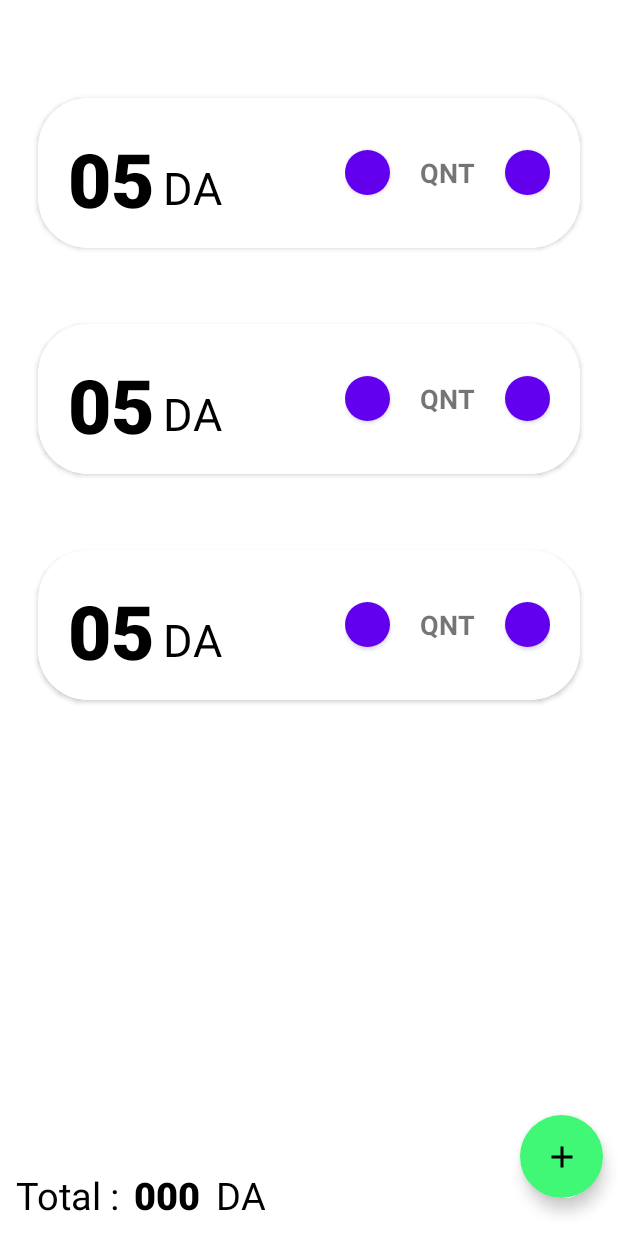
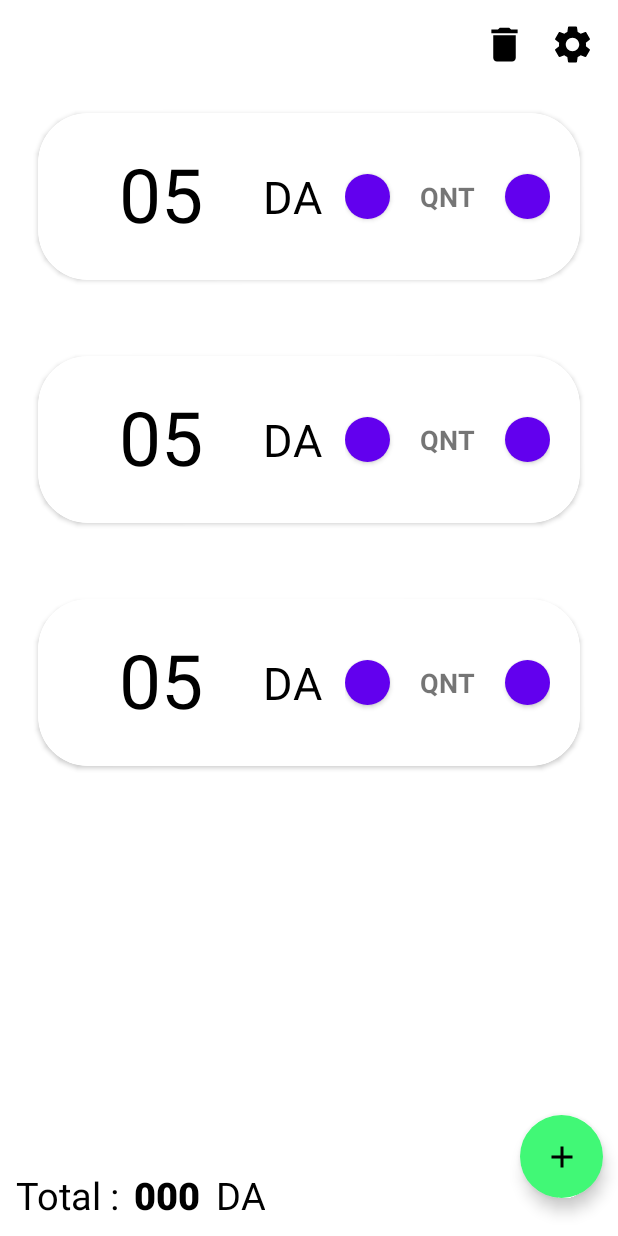
Before and after one commit to B-ii-T/bit-cash, an Android app: the layout activity_main.xml on its own in the app's theme, with its tools: preview values and no code run, on a phone screen of 412 x 824 dp. Run offline under Robolectric (Android 15) with nearby library versions, the light colour scheme and no system bars.

Commit message:
database commit - delete all implemented

```diff
--- a/app/src/main/java/com/example/bitcash/MainActivity.java
+++ b/app/src/main/java/com/example/bitcash/MainActivity.java
@@ -8,16 +8,15 @@ import android.os.Bundle;
 import android.view.View;
 import android.view.Window;
 import android.view.WindowManager;
+import android.widget.ImageView;
 import android.widget.TextView;
 import android.widget.Toast;
-
 import androidx.annotation.NonNull;
 import androidx.appcompat.app.AppCompatActivity;
 import androidx.appcompat.app.AppCompatDelegate;
 import androidx.recyclerview.widget.ItemTouchHelper;
 import androidx.recyclerview.widget.LinearLayoutManager;
 import androidx.recyclerview.widget.RecyclerView;
-
 import com.example.bitcash.UnitContract.UnitEntry;
 import com.google.android.material.floatingactionbutton.FloatingActionButton;
 
@@ -72,6 +71,16 @@ public class MainActivity extends AppCompatActivity implements UnitDialog.UnitDi
                 //showing the add unit dialog
                 UnitDialog dialog = new UnitDialog();
                 dialog.show(getSupportFragmentManager(), "add dialog");
+            }
+        });
+        //deleting all units from the database
+        ImageView deleteBtn = findViewById(R.id.delete_btn);
+        deleteBtn.setOnClickListener(new View.OnClickListener() {
+            @Override
+            public void onClick(View view) {
+                cashDatabase.execSQL("DELETE FROM " + UnitEntry.TABLE_NAME);
+                adapter.swapCursor(getAllUnits());
+                calculateTotal();
             }
         });
     }
--- a/app/src/main/java/com/example/bitcash/UnitAdapter.java
+++ b/app/src/main/java/com/example/bitcash/UnitAdapter.java
@@ -9,6 +9,8 @@ import android.view.View;
 import android.view.ViewGroup;
 import android.widget.Button;
 import android.widget.TextView;
+import android.widget.Toast;
+
 import androidx.annotation.NonNull;
 import androidx.recyclerview.widget.RecyclerView;
 import java.util.ArrayList;
@@ -61,6 +63,12 @@ public class UnitAdapter extends RecyclerView.Adapter<UnitAdapter.UnitViewHolder
         holder.unitQnt.setText(String.valueOf(qnt));
         //using the tag to identify the item with the assigned id in the database
         holder.itemView.setTag(id);
+        holder.itemView.setOnClickListener(new View.OnClickListener() {
+            @Override
+            public void onClick(View view) {
+                Toast.makeText(view.getContext(), holder.unitValue.getText().toString()+" DA", Toast.LENGTH_SHORT).show();
+            }
+        });
         //method to increase the quantity for a value by 1
         holder.plusBtn.setOnClickListener(new View.OnClickListener() {
             @Override
--- /dev/null
+++ b/app/src/main/res/drawable/ic_delete.xml
@@ -0,0 +1,10 @@
+<vector xmlns:android="http://schemas.android.com/apk/res/android"
+    android:width="24dp"
+    android:height="24dp"
+    android:viewportWidth="24"
+    android:viewportHeight="24"
+    android:tint="@color/black">
+  <path
+      android:fillColor="@android:color/white"
+      android:pathData="M6,19c0,1.1 0.9,2 2,2h8c1.1,0 2,-0.9 2,-2V7H6v12zM19,4h-3.5l-1,-1h-5l-1,1H5v2h14V4z"/>
+</vector>
--- a/app/src/main/res/layout/activity_main.xml
+++ b/app/src/main/res/layout/activity_main.xml
@@ -5,9 +5,21 @@
     android:layout_height="match_parent"
     android:background="@color/light_white"
     tools:context=".MainActivity">
+
     <RelativeLayout
         android:id="@+id/header"
         style="@style/header">
+        <ImageView
+            android:id="@+id/settings_btn"
+            style="@style/options"
+            android:layout_alignParentEnd="true"
+            android:src="@drawable/ic_settings" />
+
+        <ImageView
+            android:id="@+id/delete_btn"
+            style="@style/options"
+            android:layout_toStartOf="@id/settings_btn"
+            android:src="@drawable/ic_delete" />
     </RelativeLayout>
     <LinearLayout
         android:id="@+id/total_container"
--- a/app/src/main/res/layout/unit_exmpl.xml
+++ b/app/src/main/res/layout/unit_exmpl.xml
@@ -8,28 +8,35 @@
         <TextView
             android:id="@+id/unit_value"
             style="@style/unit_value"
+            android:layout_toStartOf="@id/unit_text"
             android:text="@string/unit05" />
 
         <TextView
             android:id="@+id/unit_text"
             style="@style/unit_text"
-            android:layout_toEndOf="@id/unit_value"
+            android:layout_marginEnd="15dp"
+            android:layout_toStartOf="@id/control_box"
             android:text="@string/unit" />
+
         <LinearLayout
             android:id="@+id/control_box"
             style="@style/control_box">
+
             <Button
                 android:id="@+id/control_btn_minus"
                 style="@style/control_btn"
-                android:text="@string/btn_minus"/>
+                android:text="@string/btn_minus" />
+
             <TextView
                 android:id="@+id/unit_qnt"
                 style="@style/qnt_text"
-                android:text="@string/qnt"/>
+                android:maxLength="3"
+                android:text="@string/qnt" />
+
             <Button
                 android:id="@+id/control_btn_plus"
                 style="@style/control_btn"
-                android:text="@string/btn_plus"/>
+                android:text="@string/btn_plus" />
         </LinearLayout>
     </RelativeLayout>
 </androidx.cardview.widget.CardView>
--- a/app/src/main/res/values/themes.xml
+++ b/app/src/main/res/values/themes.xml
@@ -16,11 +16,18 @@
     <style name="header">
         <item name="android:layout_width">match_parent</item>
         <item name="android:layout_height">40dp</item>
+        <item name="android:layout_marginTop">10dp</item>
         <item name="android:layout_alignParentTop">true</item>
         <item name="android:background">@color/white</item>
     </style>
+    <style name="options">
+        <item name="android:layout_width">30dp</item>
+        <item name="android:layout_height">30dp</item>
+        <item name="android:layout_centerVertical">true</item>
+        <item name="android:layout_marginEnd">15dp</item>
+    </style>
     <style name="unit_card">
-        <item name="android:layout_height">100dp</item>
+        <item name="android:layout_height">111dp</item>
         <item name="android:layout_width">match_parent</item>
         <item name="android:layout_margin">25dp</item>
         <item name="cardCornerRadius">33dp</item>
@@ -33,12 +40,14 @@
         <item name="android:padding">20dp</item>
     </style>
     <style name="unit_value">
-        <item name="android:layout_width">wrap_content</item>
+        <item name="android:layout_width">match_parent</item>
         <item name="android:layout_height">match_parent</item>
         <item name="android:textColor">@color/black</item>
         <item name="android:textSize">50sp</item>
-        <item name="android:fontFamily">sans-serif-black</item>
-        <item name="android:gravity">center</item>
+<!--        <item name="android:fontFamily">sans-serif-black</item>-->
+        <item name="android:ellipsize">end</item>
+        <item name="android:maxLines">1</item>
+        <item name="android:gravity">center_horizontal</item>
     </style>
     <style name="unit_text">
         <item name="android:layout_width">wrap_content</item>
@@ -46,7 +55,7 @@
         <item name="android:textColor">@color/black</item>
         <item name="android:textSize">30sp</item>
 <!--        <item name="android:fontFamily">sans-serif-black</item>-->
-        <item name="android:gravity">bottom</item>
+        <item name="android:gravity">center</item>
         <item name="android:textAlignment">center</item>
         <item name="android:layout_marginStart">5dp</item>
     </style>
```
